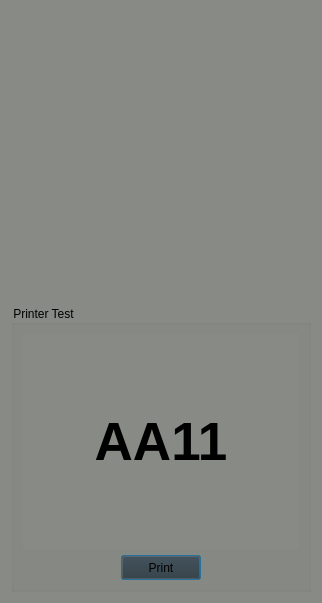
First picture: the form in ui/printerTest.ui, repository ugur-ombori/kioskTest, before the edit.
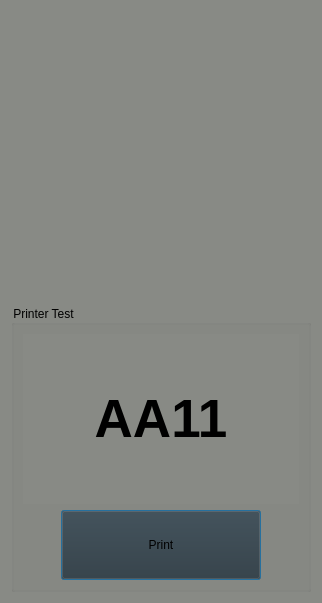
Second picture: the form after the edit. Icons and pictures are not drawn.

Diff of the .ui file:
```diff
--- a/ui/printerTest.ui
+++ b/ui/printerTest.ui
@@ -88,14 +88,14 @@
            <widget class="QPushButton" name="print_button">
             <property name="minimumSize">
              <size>
-              <width>80</width>
-              <height>25</height>
+              <width>200</width>
+              <height>70</height>
              </size>
             </property>
             <property name="maximumSize">
              <size>
-              <width>80</width>
-              <height>25</height>
+              <width>200</width>
+              <height>70</height>
              </size>
             </property>
             <property name="styleSheet">
```
